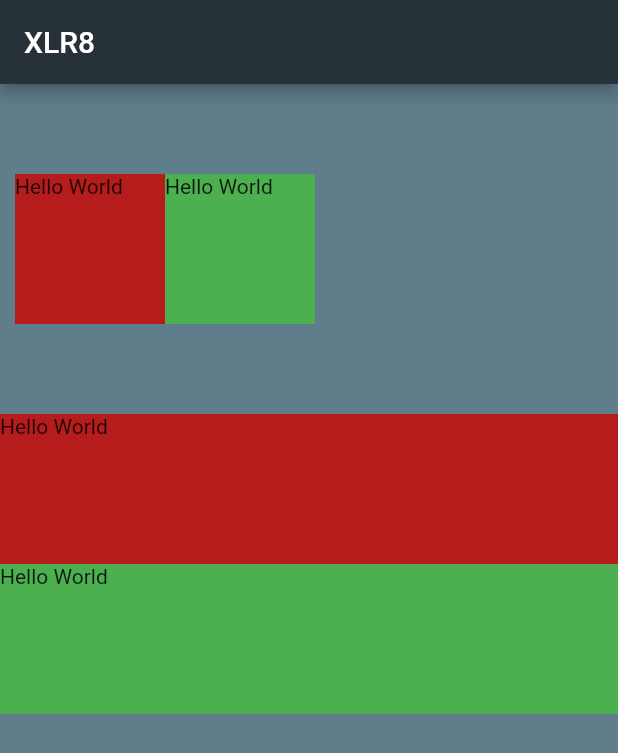
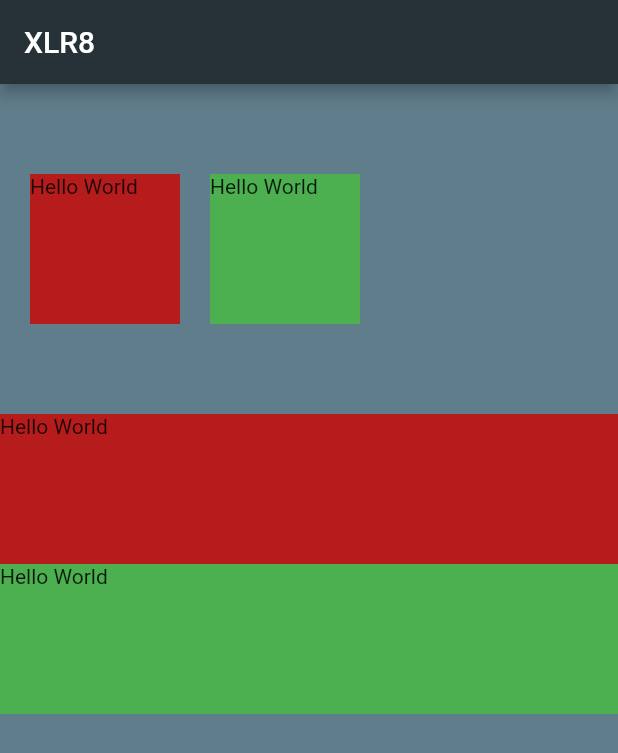
Before and after one commit to sumit8275/xlr8_repo, a Flutter app: the screen it shows after launch, on a phone screen of 412 x 824 dp. Shown: the top 753 px of the screen. Run offline on Flutter 3.47's test engine with Material 2 defaults, Android fonts, the phone set to English and light mode, and no system bars.

```diff
--- a/lib/main.dart
+++ b/lib/main.dart
@@ -22,12 +22,14 @@ class MyApp extends StatelessWidget {
                   child: Row(
                     children: [
                       Container(
+                        margin: const EdgeInsets.all(10.0),
                         height: 100,
                         width: 100,
                         color: Colors.red[900],
                         child: Text('Hello World'),
                       ),
                       Container(
+                        margin: const EdgeInsets.all(10.0),
                         height: 100,
                         width: 100,
                         color: Colors.green,
```
Also changed, not shown: 1 other file.
